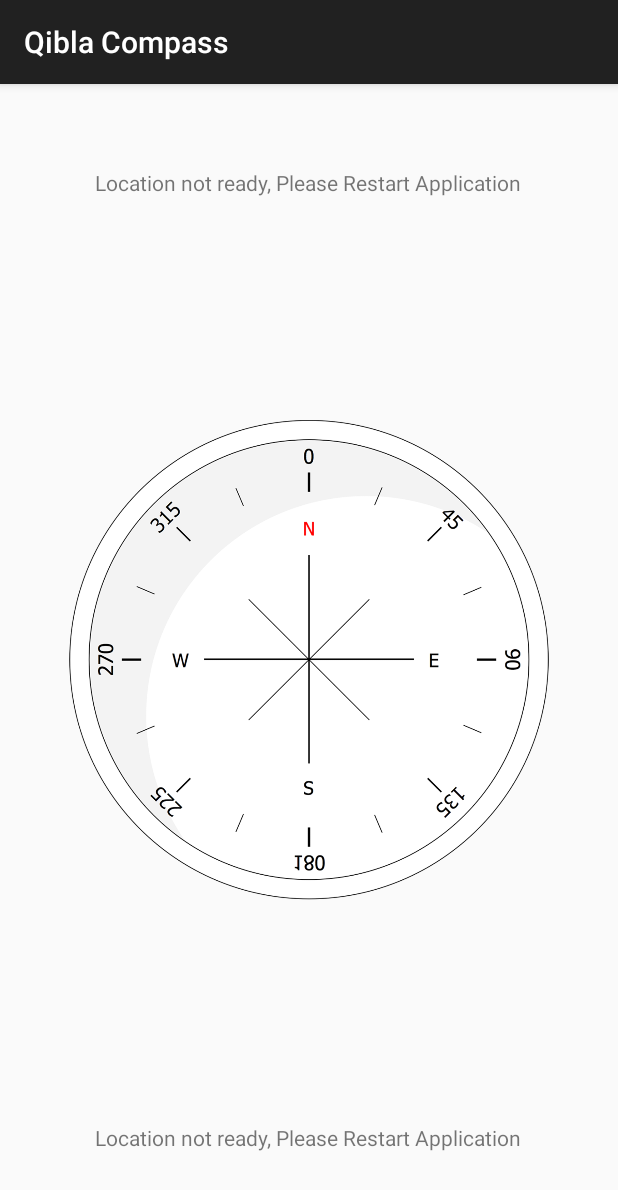
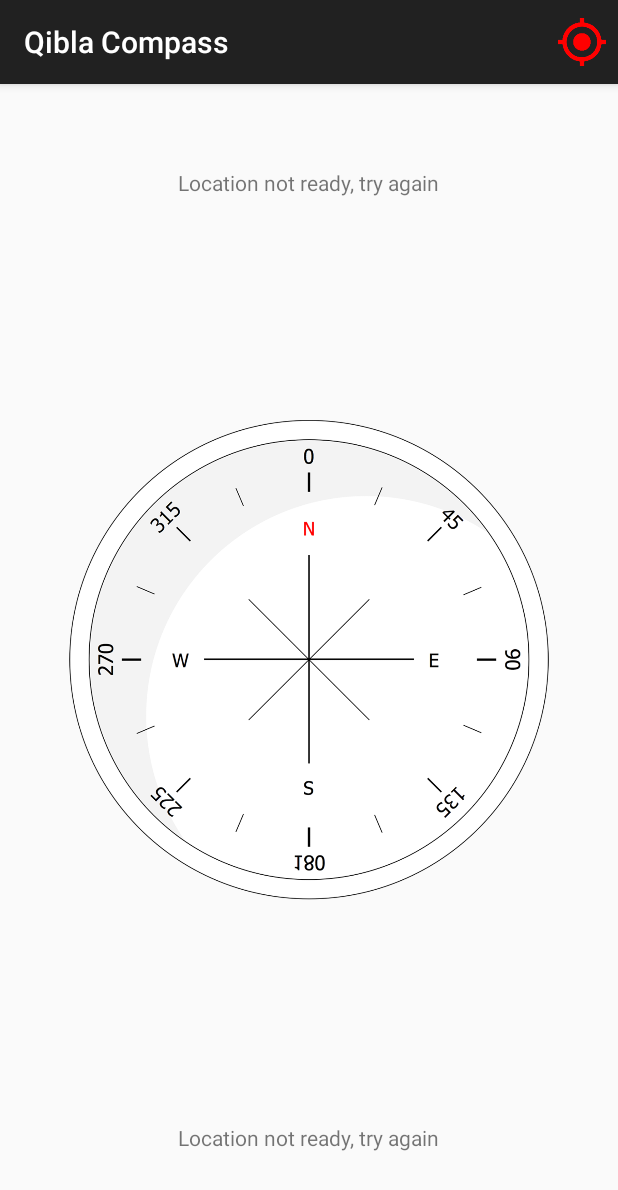
Before and after one commit to aliamituddin/kiblat-android, an Android app: the screen it shows after launch (CompassActivity), on a phone screen of 412 x 824 dp. Shown: the top 1190 px of the screen. Run offline under Robolectric (Android 15) with nearby library versions, the phone set to English and light mode, and no system bars; 1 statement that could not run was skipped.

Commit message:
updated, gps button added

```diff
--- a/app/build.gradle
+++ b/app/build.gradle
@@ -5,11 +5,11 @@ android {
     buildToolsVersion '27.0.3'
 
     defaultConfig {
-        applicationId "com.sevencrayons.compass"
+        applicationId "com.islam.compass_noads"
         minSdkVersion 16
         targetSdkVersion 27
         versionCode 201804121
-        versionName "1.0.3"
+        versionName "1.0.4"
     }
     buildTypes {
         release {
--- a/app/src/main/AndroidManifest.xml
+++ b/app/src/main/AndroidManifest.xml
@@ -1,6 +1,6 @@
 <?xml version="1.0" encoding="utf-8"?>
 <manifest xmlns:android="http://schemas.android.com/apk/res/android"
-    package="com.sevencrayons.compass" >
+    package="com.islam.compass_noads" >
     <uses-permission android:name="android.permission.WAKE_LOCK" />
     <uses-permission android:name="android.permission.ACCESS_FINE_LOCATION" />
     <uses-permission android:name="android.permission.ACCESS_COARSE_LOCATION" />
@@ -13,7 +13,7 @@
         android:theme="@style/AppTheme" >
 
         <activity
-            android:name=".CompassActivity"
+            android:name="com.islam.compass_noads.CompassActivity"
             android:label="@string/app_name"
             android:screenOrientation="portrait"
             >
--- a/app/src/main/java/com/sevencrayons/compass/Compass.java
+++ b/app/src/main/java/com/islam/compass_noads/Compass.java
@@ -1,4 +1,4 @@
-package com.sevencrayons.compass;
+package com.islam.compass_noads;
 
 import android.content.Context;
 import android.hardware.Sensor;
--- a/app/src/main/java/com/sevencrayons/compass/CompassActivity.java
+++ b/app/src/main/java/com/islam/compass_noads/CompassActivity.java
@@ -1,23 +1,19 @@
-package com.sevencrayons.compass;
+package com.islam.compass_noads;
 
 import android.Manifest;
 import android.annotation.SuppressLint;
-import android.content.Context;
-import android.content.Intent;
 import android.content.SharedPreferences;
 import android.content.pm.PackageManager;
-import android.location.Criteria;
-import android.location.Location;
-import android.location.LocationListener;
 import android.location.LocationManager;
 import android.os.Build;
 import android.os.Bundle;
-import android.os.PowerManager;
-import android.support.annotation.NonNull;
 import android.support.v4.app.ActivityCompat;
 import android.support.v4.content.ContextCompat;
 import android.support.v7.app.AppCompatActivity;
 import android.util.Log;
+import android.view.Menu;
+import android.view.MenuInflater;
+import android.view.MenuItem;
 import android.view.View;
 import android.view.WindowManager;
 import android.view.animation.Animation;
@@ -25,6 +21,7 @@ import android.view.animation.RotateAnimation;
 import android.widget.ImageView;
 import android.widget.TextView;
 import android.widget.Toast;
+
 
 import static android.view.View.INVISIBLE;
 
@@ -37,6 +34,8 @@ public class CompassActivity extends AppCompatActivity {
     private ImageView imageDial;
     private TextView text_atas;
     private TextView text_bawah;
+    public Menu menu;
+    public MenuItem item;
     private float currentAzimuth;
     SharedPreferences prefs;
     public LocationManager locationManager;
@@ -47,6 +46,7 @@ public class CompassActivity extends AppCompatActivity {
         setContentView(R.layout.activity_compass);
         //////////////////////////////////////////
 
+    //////////////////////////////////////////
         prefs = getSharedPreferences("", MODE_PRIVATE);
         gps = new GPSTracker(this);
         getWindow().addFlags(WindowManager.LayoutParams.FLAG_KEEP_SCREEN_ON);
@@ -137,7 +137,6 @@ public class CompassActivity extends AppCompatActivity {
 
     @SuppressLint("MissingPermission")
     public void getBearing(){
-        double result = 0;
         // Get the location manager
         if (Build.VERSION.SDK_INT >= Build.VERSION_CODES.M) {
             ActivityCompat.requestPermissions(this,
@@ -148,57 +147,11 @@ public class CompassActivity extends AppCompatActivity {
         if(kiblat_derajat > 0.0001){
             text_bawah.setText("Lokasi anda: menggunakan lokasi terakhir ");
             text_atas.setText("Arah Ka'bah: " + kiblat_derajat + " derajat dari utara");
-
+           // MenuItem item = menu.findItem(R.id.gps);
+          //   item.setIcon(ContextCompat.getDrawable(getApplicationContext(), R.drawable.gps_off));
         }else
-        if(gps.canGetLocation()){
-            double latitude = gps.getLatitude();
-            double longitude = gps.getLongitude();
-            // \n is for new line
-            text_bawah.setText("Lokasi anda: \nLatitude: " + latitude + " Longitude: " + longitude);
-           // Toast.makeText(getApplicationContext(), "Lokasi anda: - \nLat: " + latitude + "\nLong: " + longitude, Toast.LENGTH_LONG).show();
-            Log.e("TAG", "GPS is on");
-            double lat_saya = gps.getLatitude ();
-            double lon_saya = gps.getLongitude ();
-
-            if(lat_saya < 0.001 && lon_saya < 0.001) {
-                // arrowViewQiblat.isShown(false);
-                arrowViewQiblat .setVisibility(INVISIBLE);
-                arrowViewQiblat .setVisibility(View.GONE);
-                text_atas.setText("Location not ready, Please Restart Application");
-                text_bawah.setText("Location not ready, Please Restart Application");
-               // Toast.makeText(getApplicationContext(), "Location not ready, Please Restart Application", Toast.LENGTH_LONG).show();
-            }else{
-                double longitude2 = 39.826206;
-                double longitude1 = lon_saya;
-                double latitude2 = Math.toRadians(21.422487);
-                double latitude1 = Math.toRadians(lat_saya);
-
-
-                double longDiff= Math.toRadians(longitude2-longitude1);
-                double y= Math.sin(longDiff)*Math.cos(latitude2);
-                double x=Math.cos(latitude1)*Math.sin(latitude2)-Math.sin(latitude1)*Math.cos(latitude2)*Math.cos(longDiff);
-                result = (Math.toDegrees(Math.atan2(y, x))+360)%360;
-                float result2 = (float)result;
-                SaveFloat("kiblat_derajat", result2);
-                text_atas.setText("Arah Ka'bah: " + result2 + " derajat dari utara");
-
-                Toast.makeText(getApplicationContext(), "Arah Ka'bah: " + result2 + " derajat dari utara", Toast.LENGTH_LONG).show();
-            }
-
-            //  Toast.makeText(getApplicationContext(), "lat_saya: "+lat_saya + "\nlon_saya: "+lon_saya, Toast.LENGTH_LONG).show();
-
-        }else{
-            // can't get location
-            // GPS or Network is not enabled
-            // Ask user to enable GPS/network in settings
-            gps.showSettingsAlert();
-                // arrowViewQiblat.isShown(false);
-                arrowViewQiblat .setVisibility(INVISIBLE);
-             arrowViewQiblat .setVisibility(View.GONE);
-            text_atas.setText("Please enable Location first and Restart Application");
-            text_bawah.setText("Please enable Location first and Restart Application");
-
-           // Toast.makeText(getApplicationContext(), "Please enable Location first and Restart Application", Toast.LENGTH_LONG).show();
+        {
+            fetch_GPS();
         }
 
 
@@ -265,5 +218,82 @@ public class CompassActivity extends AppCompatActivity {
         return xxxxxx;
     }
 
+    @Override
+    public boolean onCreateOptionsMenu(Menu menu) {
+        MenuInflater inflater = getMenuInflater();
+        // this.menu = menu;
+        // menu.getItem(0). setIcon(ContextCompat.getDrawable(getApplicationContext(), R.drawable.gps_off));
+       // getMenuInflater().inflate(R.menu.gps, menu);
+       // MenuItem item = menu.findItem(R.id.gps);
+        inflater.inflate(R.menu.gps, menu);
+        item = menu.findItem(R.id.gps);
+        return true;
+    }
+
+    @Override
+    public boolean onOptionsItemSelected(MenuItem item) {
+        // Handle presses on the action bar items
+        switch (item.getItemId()) {
+            case R.id.gps:
+                //logout code
+                fetch_GPS();
+                return true;
+            default:
+                return super.onOptionsItemSelected(item);
+        }
+    }
+
+    public void fetch_GPS(){
+        double result = 0;
+        gps = new GPSTracker(this);
+        if(gps.canGetLocation()){
+            double latitude = gps.getLatitude();
+            double longitude = gps.getLongitude();
+            // \n is for new line
+            text_bawah.setText("Lokasi anda: \nLatitude: " + latitude + " Longitude: " + longitude);
+            // Toast.makeText(getApplicationContext(), "Lokasi anda: - \nLat: " + latitude + "\nLong: " + longitude, Toast.LENGTH_LONG).show();
+            Log.e("TAG", "GPS is on");
+            double lat_saya = gps.getLatitude ();
+            double lon_saya = gps.getLongitude ();
+            if(lat_saya < 0.001 && lon_saya < 0.001) {
+                // arrowViewQiblat.isShown(false);
+                arrowViewQiblat .setVisibility(INVISIBLE);
+                arrowViewQiblat .setVisibility(View.GONE);
+                text_atas.setText("Location not ready, try again");
+                text_bawah.setText("Location not ready, try again");
+
+                item.setIcon(ContextCompat.getDrawable(getApplicationContext(), R.drawable.gps_off));
+                // Toast.makeText(getApplicationContext(), "Location not ready, Please Restart Application", Toast.LENGTH_LONG).show();
+            }else{
+                item.setIcon(ContextCompat.getDrawable(getApplicationContext(), R.drawable.gps_on));
+                double longitude2 = 39.826206;
+                double longitude1 = lon_saya;
+                double latitude2 = Math.toRadians(21.422487);
+                double latitude1 = Math.toRadians(lat_saya);
+                double longDiff= Math.toRadians(longitude2-longitude1);
+                double y= Math.sin(longDiff)*Math.cos(latitude2);
+                double x=Math.cos(latitude1)*Math.sin(latitude2)-Math.sin(latitude1)*Math.cos(latitude2)*Math.cos(longDiff);
+                result = (Math.toDegrees(Math.atan2(y, x))+360)%360;
+                float result2 = (float)result;
+                SaveFloat("kiblat_derajat", result2);
+                text_atas.setText("Arah Ka'bah: " + result2 + " derajat dari utara");
+                Toast.makeText(getApplicationContext(), "Arah Ka'bah: " + result2 + " derajat dari utara", Toast.LENGTH_LONG).show();
+            }
+            //  Toast.makeText(getApplicationContext(), "lat_saya: "+lat_saya + "\nlon_saya: "+lon_saya, Toast.LENGTH_LONG).show();
+        }else{
+            // can't get location
+            // GPS or Network is not enabled
+            // Ask user to enable GPS/network in settings
+            gps.showSettingsAlert();
+
+            // arrowViewQiblat.isShown(false);
+            arrowViewQiblat .setVisibility(INVISIBLE);
+            arrowViewQiblat .setVisibility(View.GONE);
+            text_atas.setText("Please enable Location first");
+            text_bawah.setText("Please enable Location first");
+            item.setIcon(ContextCompat.getDrawable(getApplicationContext(), R.drawable.gps_off));
+            // Toast.makeText(getApplicationContext(), "Please enable Location first and Restart Application", Toast.LENGTH_LONG).show();
+        }
+    }
         ////////////////////////////////////
 }
--- a/app/src/main/java/com/sevencrayons/compass/GPSTracker.java
+++ b/app/src/main/java/com/islam/compass_noads/GPSTracker.java
@@ -1,4 +1,4 @@
-package com.sevencrayons.compass;
+package com.islam.compass_noads;
 
 import android.annotation.SuppressLint;
 import android.app.AlertDialog;
--- a/app/src/main/res/layout/activity_compass.xml
+++ b/app/src/main/res/layout/activity_compass.xml
@@ -3,7 +3,7 @@
     android:layout_height="match_parent" android:paddingLeft="@dimen/activity_horizontal_margin"
     android:paddingRight="@dimen/activity_horizontal_margin"
     android:paddingTop="@dimen/activity_vertical_margin"
-    android:paddingBottom="@dimen/activity_vertical_margin" tools:context=".CompassActivity">
+    android:paddingBottom="@dimen/activity_vertical_margin" tools:context="com.islam.compass_noads.CompassActivity">
 
     <ImageView
         android:id="@+id/main_image_dial"
--- /dev/null
+++ b/app/src/main/res/menu/gps.xml
@@ -0,0 +1,15 @@
+<?xml version="1.0" encoding="utf-8"?>
+<!--<menu xmlns:android="http://schemas.android.com/apk/res/android">-->
+
+    <menu xmlns:android="http://schemas.android.com/apk/res/android"
+        xmlns:yourapp="http://schemas.android.com/apk/res-auto" >
+
+        <item android:id="@+id/gps"
+            android:icon="@drawable/gps_off"
+            android:title="GPS"
+            android:orderInCategory="100"
+            yourapp:showAsAction="always" />
+    <!--</menu>-->
+
+
+</menu>
--- a/app/src/main/res/menu/menu_compass.xml
+++ b/app/src/main/res/menu/menu_compass.xml
@@ -1,6 +1,6 @@
 <menu xmlns:android="http://schemas.android.com/apk/res/android"
     xmlns:app="http://schemas.android.com/apk/res-auto"
-    xmlns:tools="http://schemas.android.com/tools" tools:context=".CompassActivity">
+    xmlns:tools="http://schemas.android.com/tools" tools:context="com.islam.compass_noads.CompassActivity">
     <item android:id="@+id/action_settings" android:title="@string/action_settings"
         android:orderInCategory="100" app:showAsAction="never" />
 </menu>
--- a/app/src/main/res/values/strings.xml
+++ b/app/src/main/res/values/strings.xml
@@ -1,8 +1,6 @@
 <resources>
     <string name="app_name">Qibla Compass</string>
-
     <string name="action_settings">Settings</string>
-
     <string name="compass_dial">Compass Dial</string>
     <string name="compass_hands">Compass Hands</string>
 
```
Also changed, not shown: app/src/main/res/drawable/gps_off.png (added), app/src/main/res/drawable/gps_on.png (added), 7 other files.
